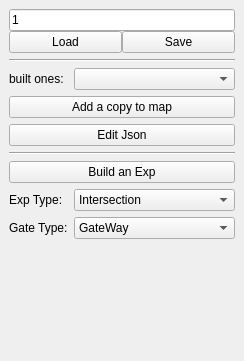
StumboEugen/TMapping, file include/tmapping/UI/dockBuildExp.ui: the form before one commit.
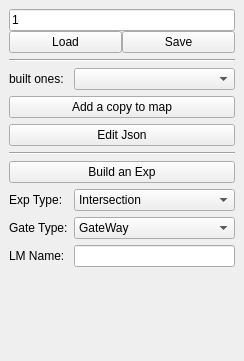
The form after the commit.

Commit message: Build Exp时可以快速添加缩放尺寸的Room

Patch:
```diff
--- a/include/tmapping/UI/dockBuildExp.ui
+++ b/include/tmapping/UI/dockBuildExp.ui
@@ -171,6 +171,16 @@
         </item>
        </widget>
       </item>
+      <item row="7" column="0">
+       <widget class="QLabel" name="label_4">
+        <property name="text">
+         <string>LM Name:</string>
+        </property>
+       </widget>
+      </item>
+      <item row="7" column="1">
+       <widget class="QLineEdit" name="leLandmark"/>
+      </item>
      </layout>
     </item>
     <item>
```
The commit also changes 6 other files.
